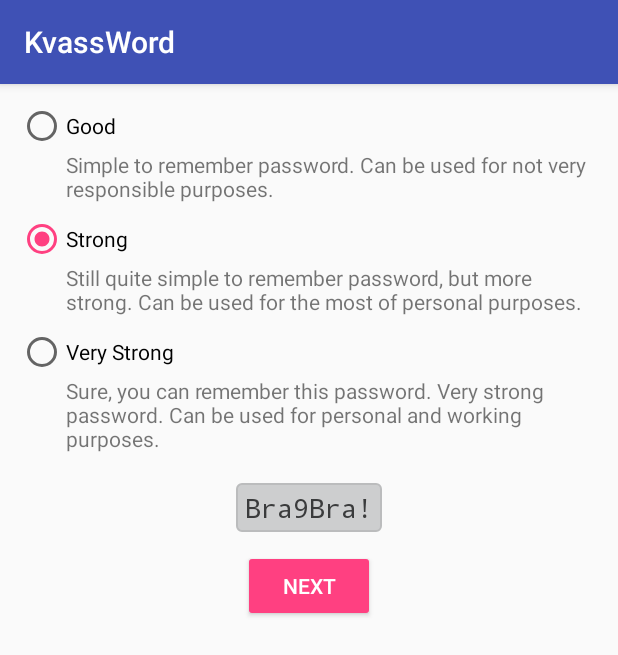
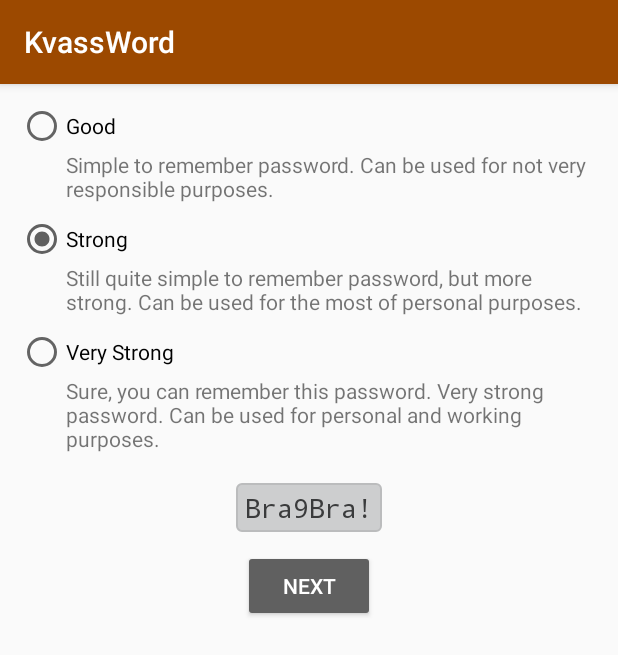
Before and after one commit to solkin/kvassword-android, an Android app: the screen it shows after launch (MainActivity), on a phone screen of 412 x 824 dp. Shown: the top 655 px of the screen. Run offline under Robolectric (Android 15) with nearby library versions, the phone set to English and light mode, and no system bars; libraries missing offline, so code that uses them is left out: net.hockeyapp.android; 3 statements that could not run were skipped.

Commit message:
Update application color scheme

```diff
--- a/app/src/main/res/values/colors.xml
+++ b/app/src/main/res/values/colors.xml
@@ -1,8 +1,8 @@
 <?xml version="1.0" encoding="utf-8"?>
 <resources>
-    <color name="colorPrimary">#3F51B5</color>
-    <color name="colorPrimaryDark">#303F9F</color>
-    <color name="colorAccent">#FF4081</color>
+    <color name="colorPrimary">#9c4900</color>
+    <color name="colorPrimaryDark">#793900</color>
+    <color name="colorAccent">#606060</color>
     <color name="colorPassBack">#CDCECF</color>
     <color name="colorPassBorder">#BBBCBD</color>
     <color name="colorChar">#3A3B3C</color>
```
